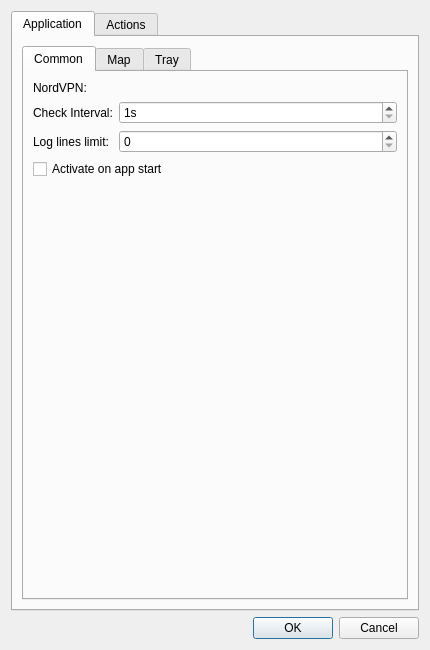
Old version of the form src/settings/settingsdialog.ui in the repository sendevent/yangl.
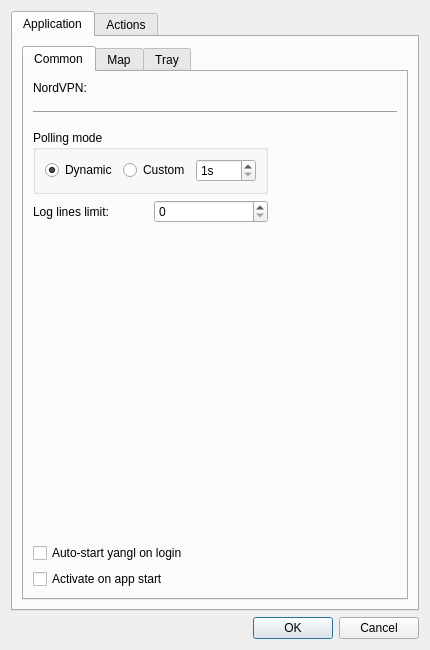
New version of the form. Custom widgets are drawn as their Qt base class.

Commit message: App Settings UI layout improved

Patch:
```diff
--- a/src/settings/settingsdialog.ui
+++ b/src/settings/settingsdialog.ui
@@ -30,25 +30,102 @@
           <attribute name="title">
            <string>Common</string>
           </attribute>
-          <layout class="QFormLayout" name="formLayout">
-           <item row="0" column="0">
-            <widget class="QLabel" name="label">
-             <property name="text">
-              <string>NordVPN:</string>
+          <layout class="QGridLayout" name="gridLayout_3">
+           <item row="2" column="0" colspan="3">
+            <widget class="Line" name="line">
+             <property name="orientation">
+              <enum>Qt::Orientation::Horizontal</enum>
              </property>
             </widget>
            </item>
-           <item row="0" column="1">
-            <widget class="AppPathEditor" name="leNVPNPath" native="true"/>
-           </item>
            <item row="1" column="0">
-            <widget class="QLabel" name="label_2">
+            <spacer name="verticalSpacer_4">
+             <property name="orientation">
+              <enum>Qt::Orientation::Vertical</enum>
+             </property>
+             <property name="sizeType">
+              <enum>QSizePolicy::Policy::Minimum</enum>
+             </property>
+             <property name="sizeHint" stdset="0">
+              <size>
+               <width>20</width>
+               <height>10</height>
+              </size>
+             </property>
+            </spacer>
+           </item>
+           <item row="6" column="2">
+            <spacer name="horizontalSpacer">
+             <property name="orientation">
+              <enum>Qt::Orientation::Horizontal</enum>
+             </property>
+             <property name="sizeHint" stdset="0">
+              <size>
+               <width>117</width>
+               <height>20</height>
+              </size>
+             </property>
+            </spacer>
+           </item>
+           <item row="6" column="0" colspan="2">
+            <layout class="QVBoxLayout" name="verticalLayout_3">
+             <item>
+              <widget class="QCheckBox" name="checkBoxAutoStart">
              <property name="text">
-              <string>Check Interval:</string>
+                <string>Auto-start yangl on login</string>
              </property>
             </widget>
            </item>
-           <item row="1" column="1">
+             <item>
+              <widget class="QCheckBox" name="checkBoxAutoActive">
+               <property name="text">
+                <string>Activate on app start</string>
+               </property>
+              </widget>
+             </item>
+            </layout>
+           </item>
+           <item row="5" column="0">
+            <spacer name="verticalSpacer_3">
+             <property name="orientation">
+              <enum>Qt::Orientation::Vertical</enum>
+             </property>
+             <property name="sizeHint" stdset="0">
+              <size>
+               <width>20</width>
+               <height>264</height>
+              </size>
+             </property>
+            </spacer>
+           </item>
+           <item row="4" column="0" colspan="2">
+            <layout class="QVBoxLayout" name="verticalLayout_2">
+             <item>
+              <widget class="QGroupBox" name="groupBox_3">
+               <property name="title">
+                <string>Polling mode</string>
+               </property>
+               <layout class="QHBoxLayout" name="horizontalLayout_3">
+                <item>
+                 <widget class="QRadioButton" name="rbPollingDynamic">
+                  <property name="text">
+                   <string>Dynamic</string>
+                  </property>
+                  <property name="checked">
+                   <bool>true</bool>
+                  </property>
+                 </widget>
+                </item>
+                <item>
+                 <layout class="QHBoxLayout" name="horizontalLayout">
+                  <item>
+                   <widget class="QRadioButton" name="rbPollingCustom">
+                    <property name="text">
+                     <string>Custom</string>
+                    </property>
+                   </widget>
+                  </item>
+                  <item>
             <widget class="QSpinBox" name="spinBoxInterval">
              <property name="suffix">
               <string>s</string>
@@ -61,36 +138,53 @@
              </property>
             </widget>
            </item>
-           <item row="2" column="0">
+                 </layout>
+                </item>
+               </layout>
+              </widget>
+             </item>
+             <item>
+              <layout class="QHBoxLayout" name="horizontalLayout_2">
+               <item>
             <widget class="QLabel" name="label_4">
              <property name="text">
               <string>Log lines limit:</string>
              </property>
             </widget>
            </item>
-           <item row="2" column="1">
+               <item>
             <widget class="QSpinBox" name="spinBoxLogLines">
              <property name="maximum">
               <number>10000</number>
              </property>
             </widget>
            </item>
-           <item row="3" column="0" colspan="2">
-            <widget class="QCheckBox" name="checkBoxAutoActive">
+              </layout>
+             </item>
+            </layout>
+           </item>
+           <item row="0" column="0">
+            <widget class="QLabel" name="label">
              <property name="text">
-              <string>Activate on app start</string>
+              <string>NordVPN:</string>
              </property>
             </widget>
            </item>
-           <item row="4" column="0">
-            <spacer name="verticalSpacer_3">
+           <item row="0" column="1" colspan="2">
+            <widget class="AppPathEditor" name="leNVPNPath" native="true"/>
+           </item>
+           <item row="3" column="0">
+            <spacer name="verticalSpacer_5">
              <property name="orientation">
-              <enum>Qt::Vertical</enum>
+              <enum>Qt::Orientation::Vertical</enum>
+             </property>
+             <property name="sizeType">
+              <enum>QSizePolicy::Policy::Minimum</enum>
              </property>
              <property name="sizeHint" stdset="0">
               <size>
                <width>20</width>
-               <height>40</height>
+               <height>10</height>
               </size>
              </property>
             </spacer>
```
Left out of the diff: 25 changed lines with no effect on the pictures. Lines whose indentation alone changed are shown as unchanged.
